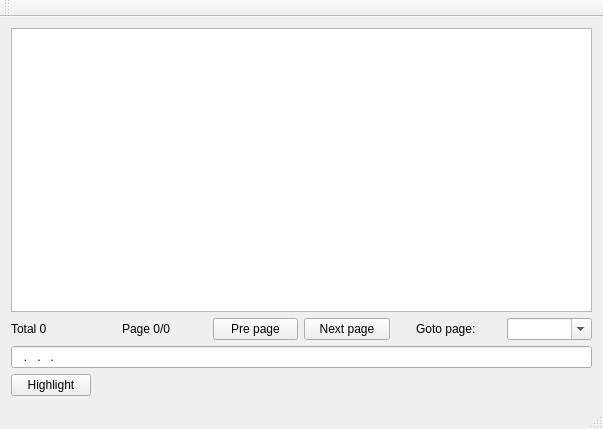
Qt form MainWindow.ui (yuriyoung/TableViewPaging) before a commit.
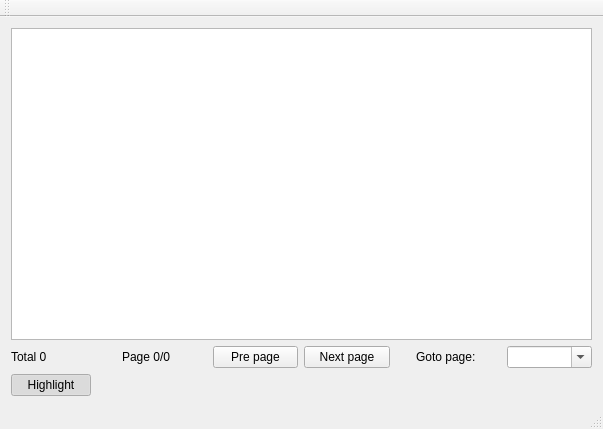
The same form after that commit. Custom widgets are drawn as their Qt base class.

Commit message: set highlight button checked

```diff
--- a/MainWindow.ui
+++ b/MainWindow.ui
@@ -15,17 +15,7 @@
   </property>
   <widget class="QWidget" name="centralWidget">
    <layout class="QGridLayout" name="gridLayout">
-    <item row="3" column="0">
-     <widget class="QPushButton" name="highlightBtn">
-      <property name="text">
-       <string>Highlight</string>
-      </property>
-      <property name="checkable">
-       <bool>true</bool>
-      </property>
-     </widget>
-    </item>
-    <item row="3" column="1">
+    <item row="2" column="1">
      <spacer name="horizontalSpacer_3">
       <property name="orientation">
        <enum>Qt::Horizontal</enum>
@@ -54,6 +44,19 @@
       </attribute>
      </widget>
     </item>
+    <item row="2" column="0">
+     <widget class="QPushButton" name="highlightBtn">
+      <property name="text">
+       <string>Highlight</string>
+      </property>
+      <property name="checkable">
+       <bool>true</bool>
+      </property>
+      <property name="checked">
+       <bool>true</bool>
+      </property>
+     </widget>
+    </item>
     <item row="1" column="0" colspan="2">
      <layout class="QHBoxLayout" name="horizontalLayout_2">
       <item>
@@ -132,13 +135,6 @@
       </item>
      </layout>
     </item>
-    <item row="2" column="0" colspan="2">
-     <widget class="QLineEdit" name="lineEdit">
-      <property name="inputMask">
-       <string>000.000.000.000</string>
-      </property>
-     </widget>
-    </item>
    </layout>
   </widget>
   <widget class="QMenuBar" name="menuBar">
```
